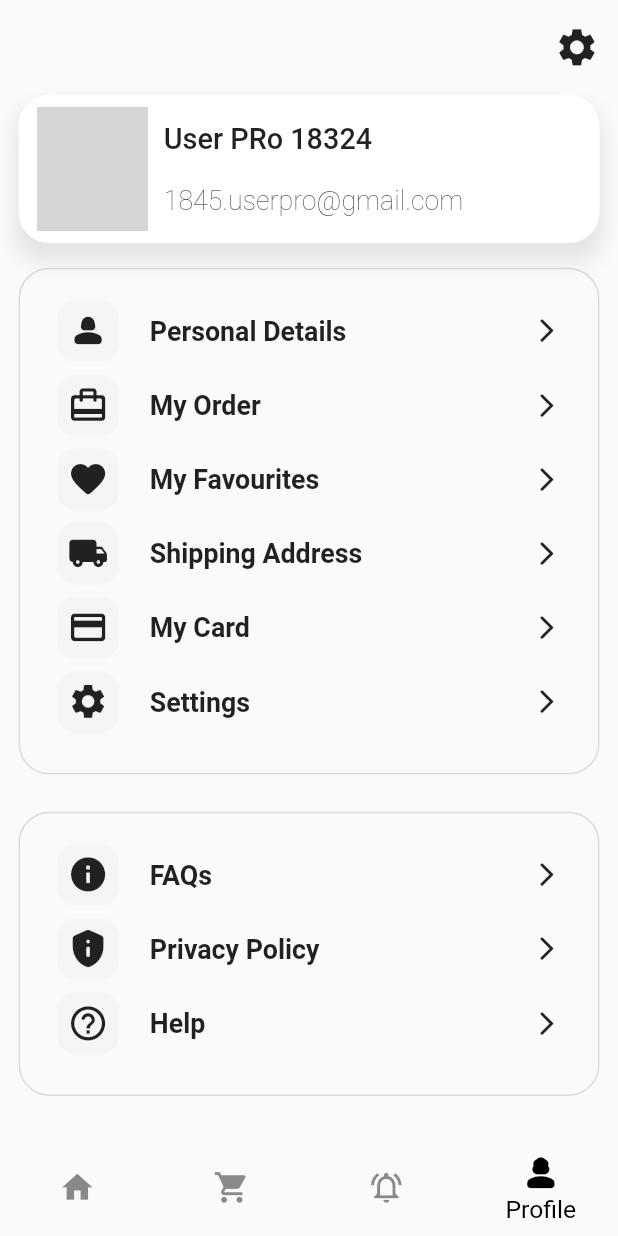
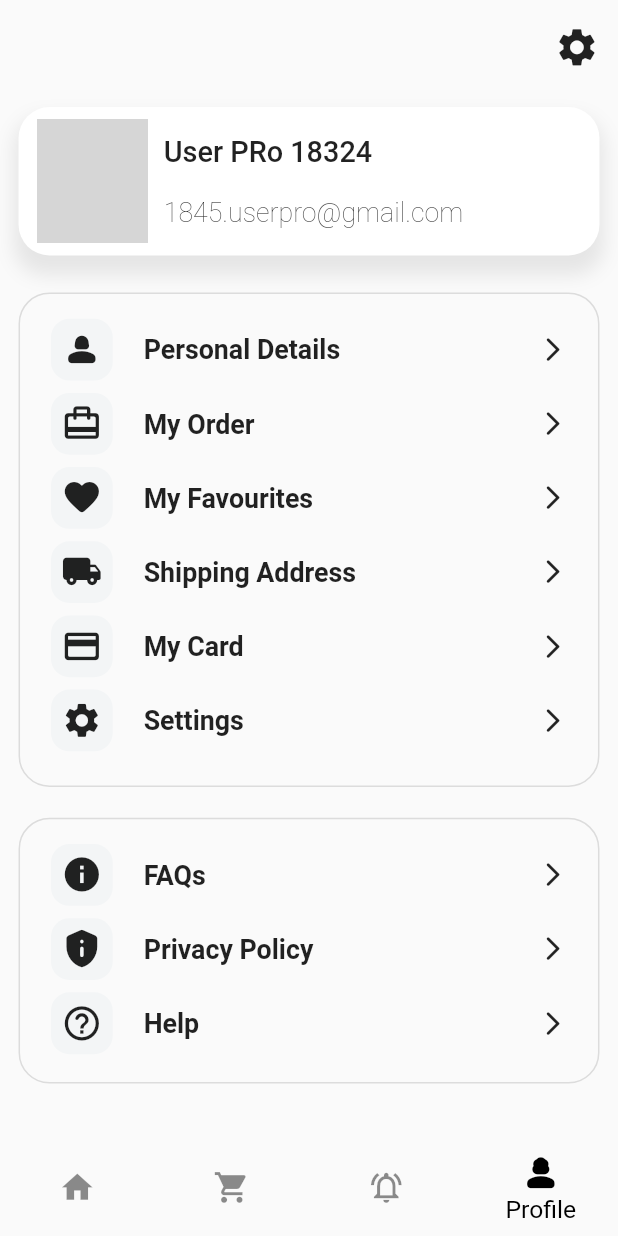
Before and after one commit to VivekTailor19/fashion_forward, a Flutter app: the screen it shows after launch, item 4 of the bottom bar chosen, on a phone screen of 412 x 824 dp. Run offline on Flutter 3.47's test engine with Material 2 defaults, Android fonts, the phone set to English and light mode, and no system bars; our stand-ins replace cloud_firestore, firebase_auth, firebase_core, get, google_sign_in, sizer; accounts and stored records are empty; network calls fail; grey boxes are pictures that could not be loaded.

Commit message:
fashion_forward

```diff
--- a/lib/screens/04 first/bottomOptionScreens/4 profile/profileScreen.dart
+++ b/lib/screens/04 first/bottomOptionScreens/4 profile/profileScreen.dart
@@ -14,7 +14,6 @@ class _ProfileScreenState extends State<ProfileScreen> {
   Widget build(BuildContext context) {
     return Padding(
       padding: EdgeInsets.only(left: 3.w, right: 3.w, top: 2.h),
-      child: SingleChildScrollView(
       child: Column(
         children: [
           Row(
@@ -30,7 +29,7 @@ class _ProfileScreenState extends State<ProfileScreen> {
           Container(
               height: 12.h,
               width: 100.w,
-                margin: EdgeInsets.symmetric(vertical: 2.h),
+              margin: EdgeInsets.symmetric(vertical: 3.h),
               padding: EdgeInsets.symmetric(horizontal: 3.w),
               decoration: BoxDecoration(
                   borderRadius: BorderRadius.circular(5.w),
@@ -82,8 +81,8 @@ class _ProfileScreenState extends State<ProfileScreen> {
               )),
 
           Container(
-              height: 41.h,
-                padding: EdgeInsets.symmetric(vertical: 2.h,horizontal: 3.w),
+            height: 40.h,
+              padding: EdgeInsets.symmetric(vertical: 1.5.h,horizontal: 2.w),
             alignment: Alignment.center,
             decoration: BoxDecoration(borderRadius: BorderRadius.circular(5.w),
               border: Border.all(color: Colors.black12)
@@ -99,10 +98,10 @@ class _ProfileScreenState extends State<ProfileScreen> {
 
             ],
           )),
-            SizedBox(height: 3.h,),
+          SizedBox(height: 2.5.h,),
           Container(
-              height: 23.h,
-              padding: EdgeInsets.symmetric(vertical: 2.h,horizontal: 3.w),
+            height: 21.5.h,
+            padding: EdgeInsets.symmetric(vertical: 1.5.h,horizontal: 2.w),
             alignment: Alignment.center,
             decoration: BoxDecoration(borderRadius: BorderRadius.circular(5.w),
                 border: Border.all(color: Colors.black12)
@@ -117,7 +116,6 @@ class _ProfileScreenState extends State<ProfileScreen> {
           ),
 
         ],
-        ),
       ),
     );
   }
```
Lines whose indentation alone changed are shown as unchanged.
